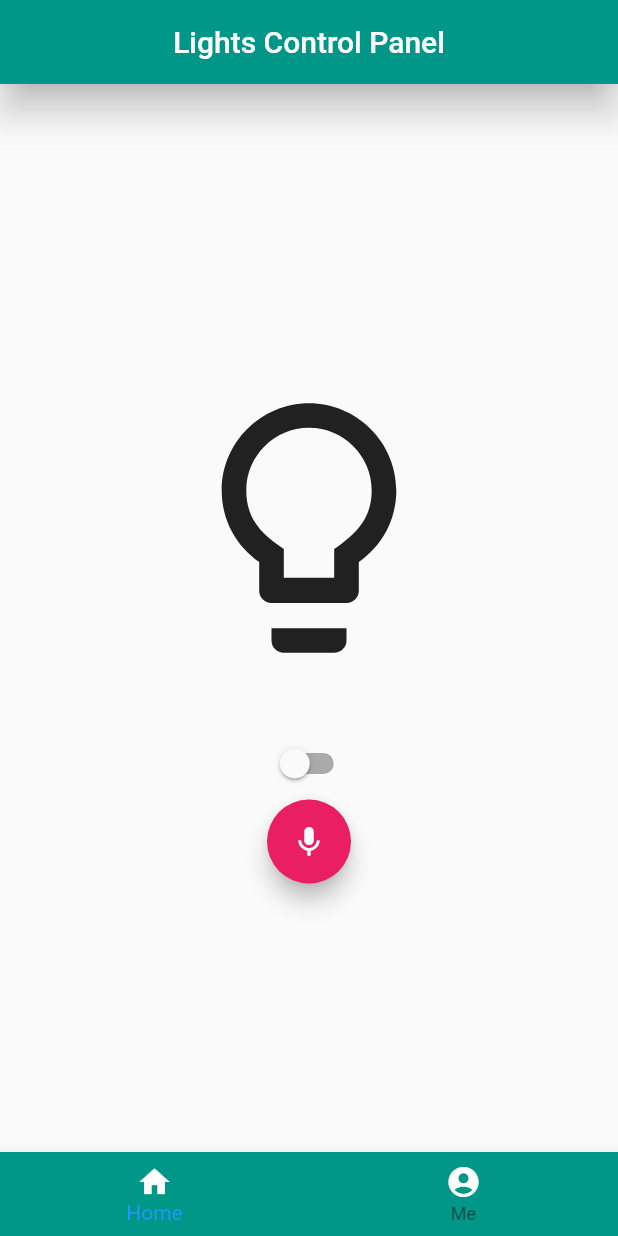
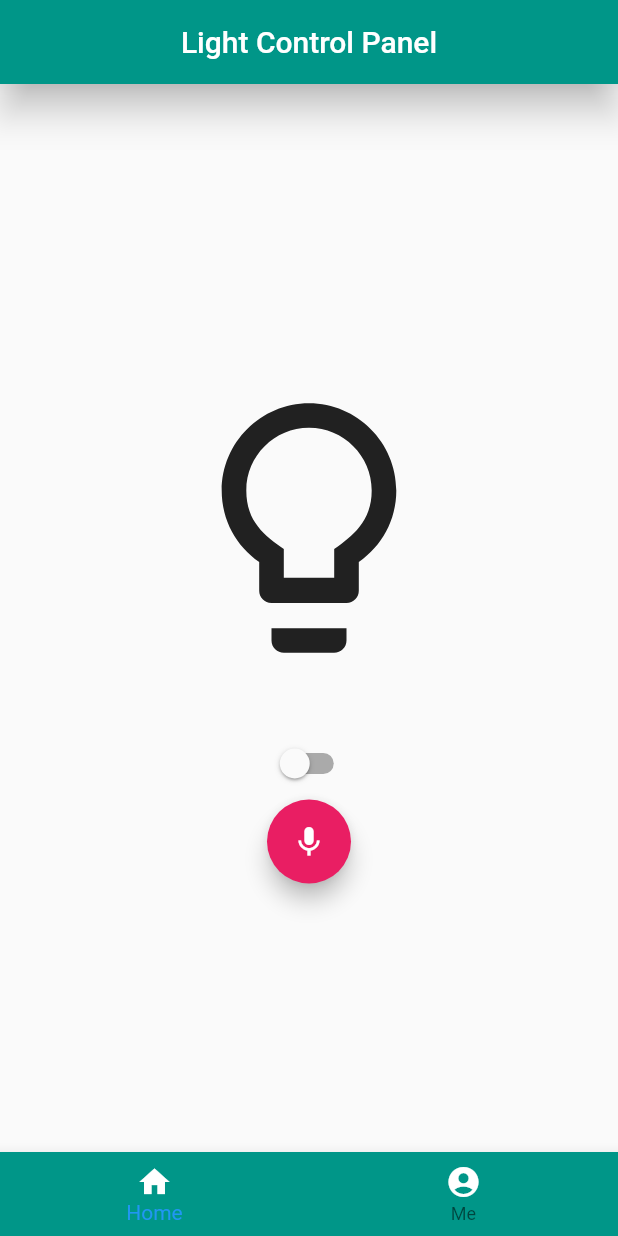
Before and after one commit to hellolingxh/HomeAutomation, a Flutter app: the LightWidget screen opened directly with empty values, on a phone screen of 412 x 824 dp. Run offline on Flutter 3.47's test engine with Material 2 defaults, Android fonts, the phone set to English and light mode, and no system bars; missing offline and left inert: mqtt_client, speech_recognition.

Commit message:
modify the Light.dart to change the text to Light Control Panel

```diff
--- a/flutterapp/lib/control/devices/light.dart
+++ b/flutterapp/lib/control/devices/light.dart
@@ -63,7 +63,7 @@ class _LightState extends State<LightWidget> with GoogleSpeechRecognition{
         key: new GlobalKey<ScaffoldState>(),
         appBar: AppBar(
                 automaticallyImplyLeading: true,
-                title: Text("Lights Control Panel"),
+                title: Text("Light Control Panel"),
                 elevation: 10.0,
                 centerTitle: true,
                 backgroundColor: Colors.teal,
```
